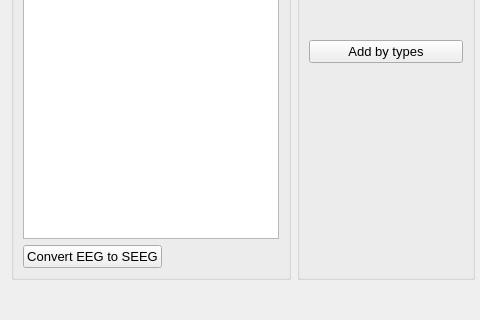
Qt form src/AnyWave/Montage/AwMontageDial.ui (HIP-infrastructure/anywave-code) before a commit; both pictures show x 0 to 480 and y 442 to 762 of the 1112 by 762 pixel window.
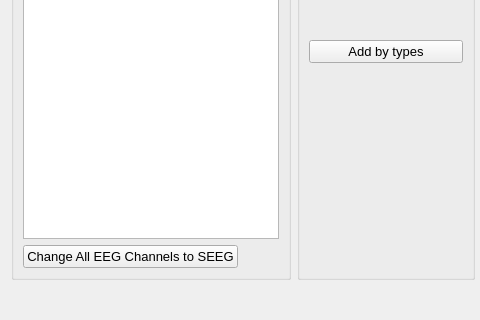
The same form after that commit. Icons and pictures are not drawn. Custom widgets are drawn as their Qt base class.

Diff of the .ui file:
```diff
--- a/src/AnyWave/Montage/AwMontageDial.ui
+++ b/src/AnyWave/Montage/AwMontageDial.ui
@@ -102,7 +102,7 @@
         <item>
          <widget class="QPushButton" name="buttonEEGSEEG">
           <property name="text">
-           <string>Convert EEG to SEEG</string>
+           <string>Change All EEG Channels to SEEG</string>
           </property>
          </widget>
         </item>
```
Left out of the diff: 3 changed lines with no effect on the pictures.
